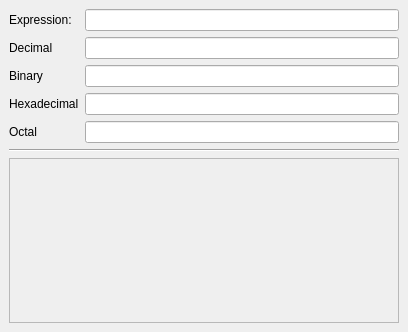
First picture: the form in ui/TestAppMainWindow.ui, repository jgeudens/MathyResurrected, before the edit.
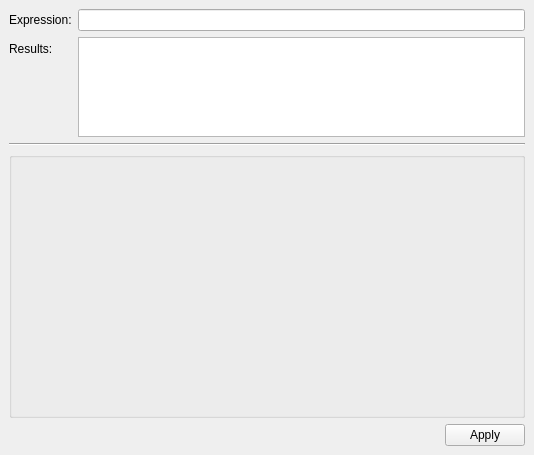
Second picture: the form after the edit. Custom widgets are drawn as their Qt base class.

Commit message: Rewritten test application. Now it uses plugin .dll in testing instead of plugin source code.

The edit to the form file:
```diff
--- a/ui/TestAppMainWindow.ui
+++ b/ui/TestAppMainWindow.ui
@@ -6,8 +6,8 @@
    <rect>
     <x>0</x>
     <y>0</y>
-    <width>408</width>
-    <height>332</height>
+    <width>534</width>
+    <height>455</height>
    </rect>
   </property>
   <property name="windowTitle">
@@ -33,92 +33,43 @@
       <item row="1" column="0">
        <widget class="QLabel" name="label_2">
         <property name="text">
-         <string>Decimal</string>
-        </property>
-        <property name="buddy">
-         <cstring>lineEditResultDec</cstring>
+         <string>Results:</string>
         </property>
        </widget>
       </item>
       <item row="1" column="1">
-       <widget class="QLineEdit" name="lineEditResultDec">
-        <property name="font">
-         <font>
-          <weight>75</weight>
-          <bold>true</bold>
-         </font>
+       <widget class="QPlainTextEdit" name="plainTextEditResults">
+        <property name="minimumSize">
+         <size>
+          <width>0</width>
+          <height>100</height>
+         </size>
         </property>
-        <property name="readOnly">
-         <bool>true</bool>
+        <property name="maximumSize">
+         <size>
+          <width>16777215</width>
+          <height>100</height>
+         </size>
         </property>
-       </widget>
-      </item>
-      <item row="2" column="0">
-       <widget class="QLabel" name="label_3">
-        <property name="text">
-         <string>Binary</string>
-        </property>
-        <property name="buddy">
-         <cstring>lineEditResultDec</cstring>
-        </property>
-       </widget>
-      </item>
-      <item row="2" column="1">
-       <widget class="QLineEdit" name="lineEditResultBin">
         <property name="font">
          <font>
-          <weight>75</weight>
-          <bold>true</bold>
+          <pointsize>9</pointsize>
          </font>
         </property>
-        <property name="readOnly">
-         <bool>true</bool>
+        <property name="documentTitle">
+         <string notr="true"/>
         </property>
-       </widget>
-      </item>
-      <item row="3" column="0">
-       <widget class="QLabel" name="label_4">
-        <property name="text">
-         <string>Hexadecimal</string>
+        <property name="undoRedoEnabled">
+         <bool>false</bool>
         </property>
-        <property name="buddy">
-         <cstring>lineEditResultDec</cstring>
+        <property name="lineWrapMode">
+         <enum>QPlainTextEdit::NoWrap</enum>
         </property>
-       </widget>
-      </item>
-      <item row="3" column="1">
-       <widget class="QLineEdit" name="lineEditResultHex">
-        <property name="font">
-         <font>
-          <weight>75</weight>
-          <bold>true</bold>
-         </font>
-        </property>
         <property name="readOnly">
          <bool>true</bool>
         </property>
-       </widget>
-      </item>
-      <item row="4" column="0">
-       <widget class="QLabel" name="label_5">
-        <property name="text">
-         <string>Octal</string>
-        </property>
-        <property name="buddy">
-         <cstring>lineEditResultDec</cstring>
-        </property>
-       </widget>
-      </item>
-      <item row="4" column="1">
-       <widget class="QLineEdit" name="lineEditResultOct">
-        <property name="font">
-         <font>
-          <weight>75</weight>
-          <bold>true</bold>
-         </font>
-        </property>
-        <property name="readOnly">
-         <bool>true</bool>
+        <property name="plainText">
+         <string notr="true"/>
         </property>
        </widget>
       </item>
@@ -132,32 +83,45 @@
      </widget>
     </item>
     <item>
-     <widget class="mathy_resurrected::OptionsDialog" name="frameSettings">
+     <widget class="QGroupBox" name="groupBoxPlaceholder">
       <property name="sizePolicy">
-       <sizepolicy hsizetype="Preferred" vsizetype="Preferred">
+       <sizepolicy hsizetype="Preferred" vsizetype="Expanding">
         <horstretch>0</horstretch>
-        <verstretch>100</verstretch>
+        <verstretch>10</verstretch>
        </sizepolicy>
       </property>
-      <property name="frameShape">
-       <enum>QFrame::StyledPanel</enum>
-      </property>
-      <property name="frameShadow">
-       <enum>QFrame::Raised</enum>
+      <property name="title">
+       <string/>
       </property>
      </widget>
     </item>
+    <item>
+     <layout class="QHBoxLayout" name="horizontalLayout">
+      <item>
+       <spacer name="horizontalSpacer">
+        <property name="orientation">
+         <enum>Qt::Horizontal</enum>
+        </property>
+        <property name="sizeHint" stdset="0">
+         <size>
+          <width>40</width>
+          <height>20</height>
+         </size>
+        </property>
+       </spacer>
+      </item>
+      <item>
+       <widget class="QPushButton" name="pushButtonApply">
+        <property name="text">
+         <string>Apply</string>
+        </property>
+       </widget>
+      </item>
+     </layout>
+    </item>
    </layout>
   </widget>
  </widget>
- <customwidgets>
-  <customwidget>
-   <class>mathy_resurrected::OptionsDialog</class>
-   <extends>QFrame</extends>
-   <header>OptionsDialog.h</header>
-   <container>1</container>
-  </customwidget>
- </customwidgets>
  <resources/>
  <connections/>
 </ui>
```
The commit also changes 3 other files.
